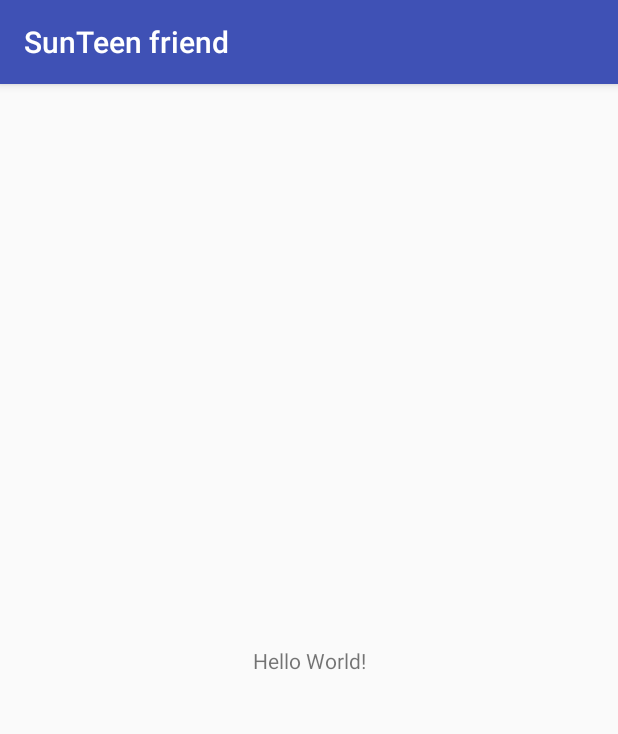
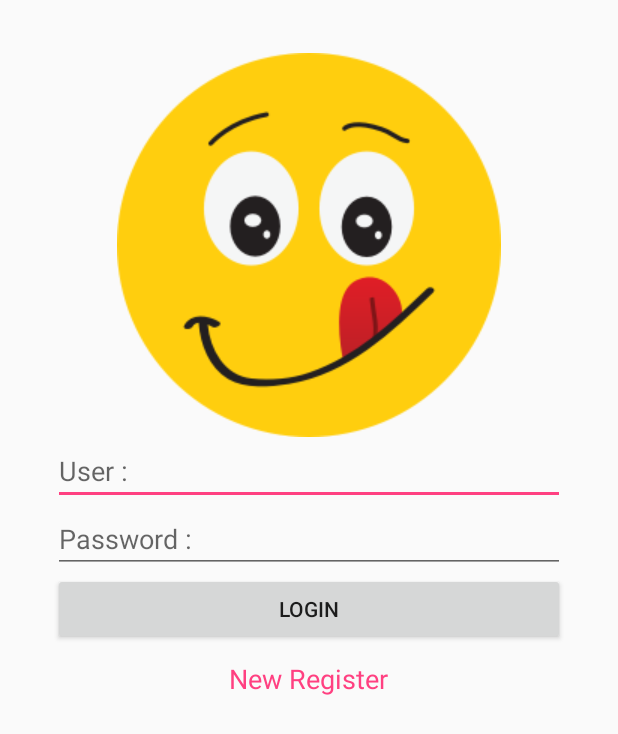
Before and after one commit to nichanan1995/SunTeenfriend, an Android app: the screen it shows after launch (MainActivity), on a phone screen of 412 x 824 dp. Shown: the top 734 px of the screen. Run offline under Robolectric (Android 15) with nearby library versions, the phone set to English and light mode, and no system bars.

Commit message:
add Fragment finish

```diff
--- a/app/src/main/java/nichanan/sunteen/co/th/sunteenfriend/MainActivity.java
+++ b/app/src/main/java/nichanan/sunteen/co/th/sunteenfriend/MainActivity.java
@@ -2,6 +2,8 @@ package nichanan.sunteen.co.th.sunteenfriend;
 
 import android.support.v7.app.AppCompatActivity;
 import android.os.Bundle;
+
+import nichanan.sunteen.co.th.sunteenfriend.fragment.MainFragment;
 
 public class MainActivity extends AppCompatActivity {
 
@@ -9,5 +11,14 @@ public class MainActivity extends AppCompatActivity {
     protected void onCreate(Bundle savedInstanceState) {
         super.onCreate(savedInstanceState);
         setContentView(R.layout.activity_main);
-    }
-}
+
+//        Add Fragment to Activity
+        if (savedInstanceState == null){
+               getSupportFragmentManager()
+                       .beginTransaction()
+                        .add(R.id.contentMainFragment, new MainFragment())
+                       .commit();
+            }
+    } // Main Method
+
+}  //Main Class
--- /dev/null
+++ b/app/src/main/java/nichanan/sunteen/co/th/sunteenfriend/fragment/MainFragment.java
@@ -0,0 +1,21 @@
+package nichanan.sunteen.co.th.sunteenfriend.fragment;
+
+import android.os.Bundle;
+import android.support.annotation.NonNull;
+import android.support.annotation.Nullable;
+import android.support.v4.app.Fragment;
+import android.view.LayoutInflater;
+import android.view.View;
+import android.view.ViewGroup;
+
+import nichanan.sunteen.co.th.sunteenfriend.R;
+
+public class MainFragment extends Fragment{
+
+    @Nullable
+    @Override
+    public View onCreateView(@NonNull LayoutInflater inflater, @Nullable ViewGroup container, @Nullable Bundle savedInstanceState) {
+        View view = inflater.inflate(R.layout.fragment_main,container, false);
+        return view;
+    }
+}   //Main Class
--- a/app/src/main/res/layout/activity_main.xml
+++ b/app/src/main/res/layout/activity_main.xml
@@ -6,13 +6,9 @@
     android:layout_height="match_parent"
     tools:context=".MainActivity">
 
-    <TextView
-        android:layout_width="wrap_content"
-        android:layout_height="wrap_content"
-        android:text="Hello World!"
-        app:layout_constraintBottom_toBottomOf="parent"
-        app:layout_constraintLeft_toLeftOf="parent"
-        app:layout_constraintRight_toRightOf="parent"
-        app:layout_constraintTop_toTopOf="parent" />
-
+    <!--Fragment-->
+<FrameLayout
+    android:id="@+id/contentMainFragment"
+    android:layout_width="match_parent"
+    android:layout_height="match_parent"/>
 </android.support.constraint.ConstraintLayout>
--- /dev/null
+++ b/app/src/main/res/layout/fragment_main.xml
@@ -0,0 +1,47 @@
+<?xml version="1.0" encoding="utf-8"?>
+<RelativeLayout xmlns:android="http://schemas.android.com/apk/res/android"
+    android:layout_width="match_parent" android:layout_height="match_parent">
+<!--Content-->
+    <LinearLayout
+        android:padding="15dp"
+        android:layout_margin="20dp"
+        android:orientation="vertical"
+        android:layout_width="match_parent"
+        android:layout_height="wrap_content">
+
+        <!--Logo-->
+        <ImageView
+            android:layout_gravity="center_horizontal"
+            android:src="@drawable/logo"
+            android:layout_width="wrap_content"
+            android:layout_height="wrap_content" />
+        <!--User-->
+        <EditText
+            android:inputType="text"
+            android:hint="User :"
+            android:layout_width="match_parent"
+            android:layout_height="wrap_content" />
+        <!--Password-->
+        <EditText
+            android:inputType="textPassword"
+            android:hint="Password : "
+            android:layout_width="match_parent"
+            android:layout_height="wrap_content" />
+        <!--Login-->
+        <Button
+            android:text="Login"
+            android:layout_width="match_parent"
+            android:layout_height="wrap_content" />
+        <!--New Register-->
+        <TextView
+            android:layout_marginTop="10dp"
+            android:textSize="18sp"
+            android:textColor="@color/colorAccent"
+            android:layout_gravity="center_horizontal"
+            android:text="New Register"
+            android:layout_width="wrap_content"
+            android:layout_height="wrap_content" />
+
+
+    </LinearLayout>
+</RelativeLayout>
--- a/app/src/main/res/values/styles.xml
+++ b/app/src/main/res/values/styles.xml
@@ -1,7 +1,7 @@
 <resources>
 
     <!-- Base application theme. -->
-    <style name="AppTheme" parent="Theme.AppCompat.Light.DarkActionBar">
+    <style name="AppTheme" parent="Theme.AppCompat.Light.NoActionBar">
         <!-- Customize your theme here. -->
         <item name="colorPrimary">@color/colorPrimary</item>
         <item name="colorPrimaryDark">@color/colorPrimaryDark</item>
```
Also changed, not shown: app/src/main/res/drawable/logo.png (added).
